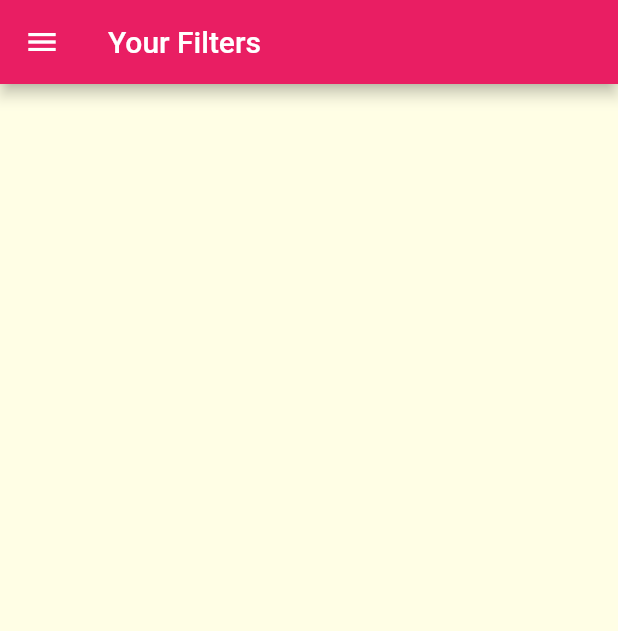
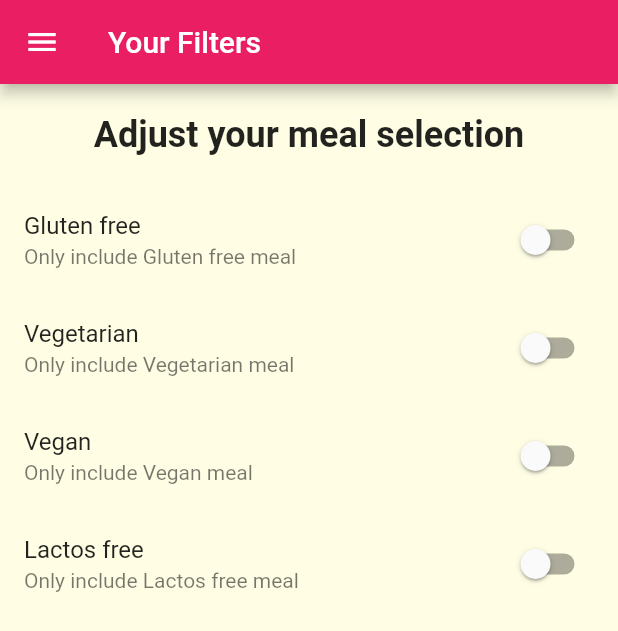
Before and after one commit to alabobriggs/flutter_meals_app, a Flutter app: the FilterScreen screen opened by its route, on a phone screen of 412 x 824 dp. Shown: the top 631 px of the screen. Run offline on Flutter 3.47's test engine with Material 2 defaults, Android fonts, the phone set to English and light mode, and no system bars.

Commit message:
add filter switches

```diff
--- a/lib/screens/filters_screen.dart
+++ b/lib/screens/filters_screen.dart
@@ -1,8 +1,32 @@
 import 'package:flutter/material.dart';
 import '../widgets/main_drawer.dart';
 
-class FilterScreen extends StatelessWidget {
+class FilterScreen extends StatefulWidget {
   static const routeName = '/filters';
+
+  @override
+  _FilterScreenState createState() => _FilterScreenState();
+}
+
+class _FilterScreenState extends State<FilterScreen> {
+  bool _glutinFree = false;
+  bool _vegetarian = false;
+  bool _vegan = false;
+  bool _lactoseFree = false;
+
+  Widget _buildSwitchListStyle({
+    String title,
+    String subtitle,
+    bool value,
+    Function onChangedHandler,
+  }) {
+    return SwitchListTile(
+      title: Text(title),
+      subtitle: Text(subtitle),
+      value: value,
+      onChanged: onChangedHandler,
+    );
+  }
 
   @override
   Widget build(BuildContext context) {
@@ -11,7 +35,62 @@ class FilterScreen extends StatelessWidget {
         title: Text('Your Filters'),
       ),
       drawer: MainDrawer(),
-      body: Container(),
+      body: Column(
+        children: <Widget>[
+          Container(
+            padding: const EdgeInsets.all(20),
+            child: Text(
+              'Adjust your meal selection',
+              style: Theme.of(context).textTheme.headline6,
+            ),
+          ),
+          Expanded(
+              child: ListView(
+            children: <Widget>[
+              _buildSwitchListStyle(
+                title: 'Gluten free',
+                subtitle: 'Only include Gluten free meal',
+                value: _glutinFree,
+                onChangedHandler: (newValue) {
+                  setState(() {
+                    _glutinFree = newValue;
+                  });
+                },
+              ),
+              _buildSwitchListStyle(
+                title: 'Vegetarian',
+                subtitle: 'Only include Vegetarian meal',
+                value: _vegetarian,
+                onChangedHandler: (newValue) {
+                  setState(() {
+                    _vegetarian = newValue;
+                  });
+                },
+              ),
+              _buildSwitchListStyle(
+                title: 'Vegan',
+                subtitle: 'Only include Vegan meal',
+                value: _vegan,
+                onChangedHandler: (newValue) {
+                  setState(() {
+                    _vegan = newValue;
+                  });
+                },
+              ),
+              _buildSwitchListStyle(
+                title: 'Lactos free',
+                subtitle: 'Only include Lactos free meal',
+                value: _lactoseFree,
+                onChangedHandler: (newValue) {
+                  setState(() {
+                    _lactoseFree = newValue;
+                  });
+                },
+              ),
+            ],
+          )),
+        ],
+      ),
     );
   }
 }
--- a/lib/widgets/main_drawer.dart
+++ b/lib/widgets/main_drawer.dart
@@ -31,7 +31,7 @@ class MainDrawer extends StatelessWidget {
           Container(
             height: 120,
             width: double.infinity,
-            padding: EdgeInsets.all(20),
+            padding: const EdgeInsets.all(20),
             alignment: Alignment.centerLeft,
             color: Theme.of(context).accentColor,
             child: Text(
```
